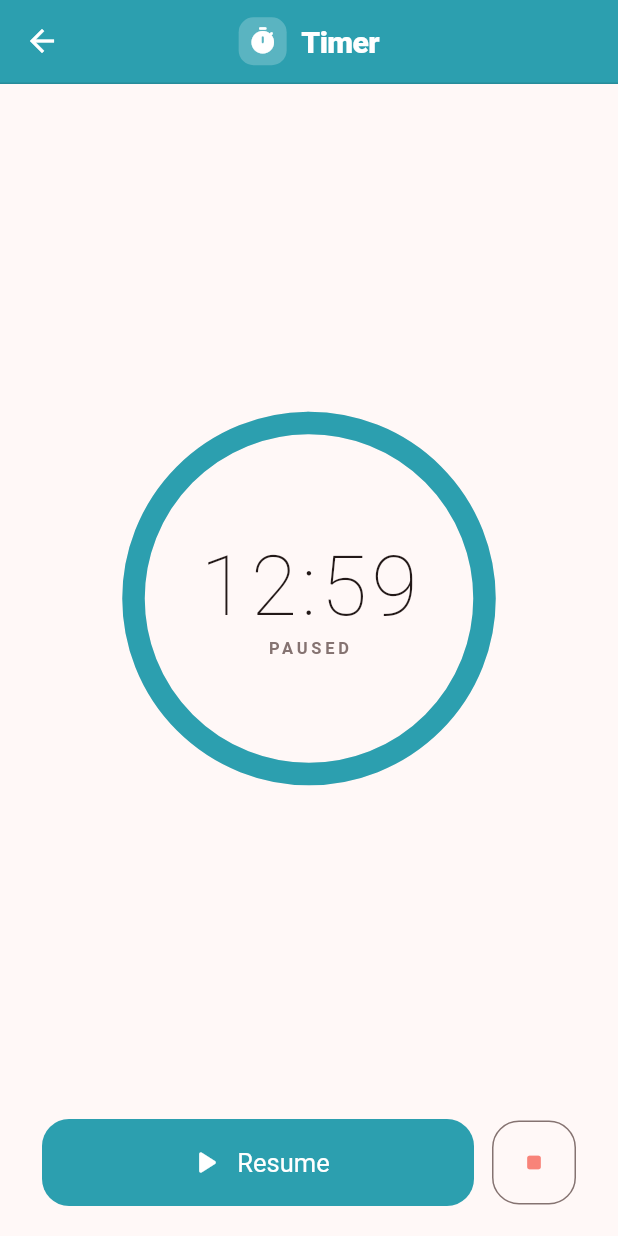
After one commit to LorenzoVonM/Boardex, a Flutter app: the TimerToolScreen screen opened directly, scrolled down 576 dp, after a tap on "Start", after a tap on "Pause", on a phone screen of 412 x 824 dp. The commit adds this screen. Run offline on Flutter 3.47's test engine with Material 3 defaults, Android fonts, the phone set to English and light mode, and no system bars; our stand-ins replace audioplayers, image_picker, sqflite, vibration, wakelock_plus; missing offline and left inert: flutter_image_gallery_saver; accounts and stored records are empty.

Commit message:
Added timer as new tool

```diff
--- a/lib/screens/player_tool_screen.dart
+++ b/lib/screens/player_tool_screen.dart
@@ -2,6 +2,7 @@ import 'package:flutter/material.dart';
 import '../utils/theme_utils.dart';
 import '../widgets/glass_app_bar.dart';
 import 'for_sell_games_screen.dart';
+import 'timer_tool_screen.dart';
 import 'turn_order_tool_screen.dart';
 
 class PlayerToolScreen extends StatelessWidget {
@@ -59,6 +60,19 @@ class PlayerToolScreen extends StatelessWidget {
                 );
               },
             ),
+            _ToolMenuSquare(
+              title: 'Timer',
+              icon: Icons.timer_rounded,
+              color: AppColors.brandTeal,
+              onTap: () {
+                Navigator.push(
+                  context,
+                  MaterialPageRoute(
+                    builder: (context) => const TimerToolScreen(),
+                  ),
+                );
+              },
+            ),
           ],
         ),
       ),
@@ -88,10 +102,7 @@ class _ToolMenuSquare extends StatelessWidget {
       shadowColor: Colors.black.withValues(alpha: 0.15),
       shape: RoundedRectangleBorder(
         borderRadius: BorderRadius.circular(20),
-        side: BorderSide(
-          color: color.withValues(alpha: 0.25),
-          width: 1,
-        ),
+        side: BorderSide(color: color.withValues(alpha: 0.25), width: 1),
       ),
       child: InkWell(
         onTap: onTap,
@@ -107,20 +118,16 @@ class _ToolMenuSquare extends StatelessWidget {
                   color: color.withValues(alpha: 0.12),
                   shape: BoxShape.circle,
                 ),
-                child: Icon(
-                  icon,
-                  size: 40,
-                  color: color,
-                ),
+                child: Icon(icon, size: 40, color: color),
               ),
               const SizedBox(height: 14),
               Text(
                 title,
                 textAlign: TextAlign.center,
                 style: Theme.of(context).textTheme.titleMedium?.copyWith(
-                      fontWeight: FontWeight.bold,
-                      color: colorScheme.onSurface,
-                    ),
+                  fontWeight: FontWeight.bold,
+                  color: colorScheme.onSurface,
+                ),
               ),
             ],
           ),
--- /dev/null
+++ b/lib/screens/timer_tool_screen.dart
@@ -0,0 +1,507 @@
+import 'dart:async';
+import 'dart:math' as math;
+
+import 'package:audioplayers/audioplayers.dart';
+import 'package:flutter/material.dart';
+import 'package:flutter/services.dart';
+import 'package:vibration/vibration.dart';
+import 'package:wakelock_plus/wakelock_plus.dart';
+
+import '../utils/theme_utils.dart';
+import '../widgets/glass_app_bar.dart';
+
+enum _TimerState { idle, running, paused, finished }
+
+class TimerToolScreen extends StatefulWidget {
+  const TimerToolScreen({super.key});
+
+  @override
+  State<TimerToolScreen> createState() => _TimerToolScreenState();
+}
+
+class _TimerToolScreenState extends State<TimerToolScreen>
+    with SingleTickerProviderStateMixin {
+  int _selectedMinutes = 3;
+  int _selectedSeconds = 0;
+  int _remainingSeconds = 0;
+  int _totalSeconds = 0;
+  _TimerState _state = _TimerState.idle;
+  Timer? _ticker;
+  final AudioPlayer _audioPlayer = AudioPlayer();
+
+  late final AnimationController _pulseAnim = AnimationController(
+    vsync: this,
+    duration: const Duration(milliseconds: 650),
+  );
+
+  final FixedExtentScrollController _minCtrl = FixedExtentScrollController(
+    initialItem: 3,
+  );
+  final FixedExtentScrollController _secCtrl = FixedExtentScrollController(
+    initialItem: 0,
+  );
+
+  @override
+  void dispose() {
+    _ticker?.cancel();
+    WakelockPlus.disable();
+    _pulseAnim.dispose();
+    _audioPlayer.dispose();
+    _minCtrl.dispose();
+    _secCtrl.dispose();
+    super.dispose();
+  }
+
+  void _start() {
+    final total = _selectedMinutes * 60 + _selectedSeconds;
+    if (total == 0) return;
+    WakelockPlus.enable();
+    setState(() {
+      _totalSeconds = total;
+      _remainingSeconds = total;
+      _state = _TimerState.running;
+    });
+    _runTicker();
+  }
+
+  void _pause() {
+    _ticker?.cancel();
+    setState(() => _state = _TimerState.paused);
+  }
+
+  void _resume() {
+    WakelockPlus.enable();
+    setState(() => _state = _TimerState.running);
+    _runTicker();
+  }
+
+  void _reset() {
+    _ticker?.cancel();
+    WakelockPlus.disable();
+    _pulseAnim
+      ..stop()
+      ..reset();
+    setState(() {
+      _remainingSeconds = 0;
+      _totalSeconds = 0;
+      _state = _TimerState.idle;
+    });
+  }
+
+  void _runTicker() {
+    _ticker?.cancel();
+    _ticker = Timer.periodic(const Duration(seconds: 1), (_) {
+      if (!mounted) return;
+      if (_remainingSeconds <= 1) {
+        _ticker?.cancel();
+        setState(() {
+          _remainingSeconds = 0;
+          _state = _TimerState.finished;
+        });
+        WakelockPlus.disable();
+        SystemSound.play(SystemSoundType.alert);
+        _audioPlayer.play(AssetSource('sounds/timer_done.wav'));
+        _pulseAnim.repeat(reverse: true);
+        _tripleVibrate();
+      } else {
+        setState(() => _remainingSeconds--);
+      }
+    });
+  }
+
+  // Three 600ms vibrations with 300ms gaps via the Vibrator API
+  Future<void> _tripleVibrate() async {
+    if (!await Vibration.hasVibrator()) return;
+    Vibration.vibrate(pattern: [0, 600, 300, 600, 300, 600]);
+  }
+
+  String get _displayTime {
+    final sec = _state == _TimerState.idle
+        ? _selectedMinutes * 60 + _selectedSeconds
+        : _remainingSeconds;
+    return '${(sec ~/ 60).toString().padLeft(2, '0')}:${(sec % 60).toString().padLeft(2, '0')}';
+  }
+
+  double get _progress {
+    if (_totalSeconds == 0 || _state == _TimerState.idle) return 1.0;
+    return _remainingSeconds / _totalSeconds;
+  }
+
+  Color get _arcColor {
+    if (_state == _TimerState.finished) return AppColors.resultLost;
+    if (_state == _TimerState.running || _state == _TimerState.paused) {
+      if (_remainingSeconds <= 10) return AppColors.resultLost;
+      if (_totalSeconds > 0 && _remainingSeconds <= _totalSeconds * 0.25) {
+        return AppColors.ratingLow;
+      }
+    }
+    return AppColors.brandTeal;
+  }
+
+  @override
+  Widget build(BuildContext context) {
+    final colorScheme = Theme.of(context).colorScheme;
+    final isIdle = _state == _TimerState.idle;
+    final isFinished = _state == _TimerState.finished;
+
+    return Scaffold(
+      extendBodyBehindAppBar: true,
+      appBar: const GlassAppBar(
+        title: 'Timer',
+        titleColor: AppColors.brandTeal,
+        titleIcon: Icons.timer_rounded,
+      ),
+      body: SafeArea(
+        top: false,
+        child: Column(
+          children: [
+            SizedBox(
+              height: MediaQuery.of(context).padding.top + kToolbarHeight + 8,
+            ),
+
+            // Arc + time display
+            Expanded(
+              child: Center(
+                child: ScaleTransition(
+                  scale: Tween<double>(begin: 1.0, end: 1.04).animate(
+                    CurvedAnimation(
+                      parent: _pulseAnim,
+                      curve: Curves.easeInOut,
+                    ),
+                  ),
+                  child: SizedBox(
+                    width: 270,
+                    height: 270,
+                    child: Stack(
+                      alignment: Alignment.center,
+                      children: [
+                        CustomPaint(
+                          size: const Size(270, 270),
+                          painter: _TimerArcPainter(
+                            progress: _progress,
+                            arcColor: _arcColor,
+                            trackColor: colorScheme.outlineVariant.withValues(
+                              alpha: 0.3,
+                            ),
+                            glowing: _state == _TimerState.running,
+                          ),
+                        ),
+                        Column(
+                          mainAxisSize: MainAxisSize.min,
+                          children: [
+                            AnimatedDefaultTextStyle(
+                              duration: const Duration(milliseconds: 200),
+                              style: TextStyle(
+                                fontSize: 56,
+                                fontWeight: FontWeight.w200,
+                                letterSpacing: 3,
+                                color: isFinished
+                                    ? AppColors.resultLost
+                                    : colorScheme.onSurface,
+                              ),
+                              child: Text(_displayTime),
+                            ),
+                            AnimatedSwitcher(
+                              duration: const Duration(milliseconds: 200),
+                              child: switch (_state) {
+                                _TimerState.paused => Text(
+                                  'PAUSED',
+                                  key: const ValueKey('paused'),
+                                  style: TextStyle(
+                                    fontSize: 11,
+                                    fontWeight: FontWeight.w700,
+                                    letterSpacing: 2.5,
+                                    color: colorScheme.outline,
+                                  ),
+                                ),
+                                _TimerState.finished => Text(
+                                  "TIME'S UP",
+                                  key: const ValueKey('done'),
+                                  style: const TextStyle(
+                                    fontSize: 12,
+                                    fontWeight: FontWeight.w800,
+                                    letterSpacing: 2.5,
+                                    color: AppColors.resultLost,
+                                  ),
+                                ),
+                                _ => const SizedBox.shrink(
+                                  key: ValueKey('empty'),
+                                ),
+                              },
+                            ),
+                          ],
+                        ),
+                      ],
+                    ),
+                  ),
+                ),
+              ),
+            ),
+
+            // Scroll-wheel time picker (idle only)
+            AnimatedSize(
+              duration: const Duration(milliseconds: 280),
+              curve: Curves.easeInOut,
+              child: isIdle
+                  ? Padding(
+                      padding: const EdgeInsets.only(bottom: 8),
+                      child: _buildPickers(context),
+                    )
+                  : const SizedBox.shrink(),
+            ),
+
+            // Action buttons
+            Padding(
+              padding: EdgeInsets.fromLTRB(
+                28,
+                12,
+                28,
+                20 + MediaQuery.of(context).viewPadding.bottom,
+              ),
+              child: _buildButtons(),
+            ),
+          ],
+        ),
+      ),
+    );
+  }
+
+  Widget _buildPickers(BuildContext context) {
+    final colorScheme = Theme.of(context).colorScheme;
+    final numStyle = TextStyle(
+      fontSize: 32,
+      fontWeight: FontWeight.w300,
+      color: colorScheme.onSurface,
+    );
+    final labelStyle = TextStyle(
+      fontSize: 11,
+      fontWeight: FontWeight.w600,
+      letterSpacing: 1.5,
+      color: colorScheme.outline,
+    );
+
+    Widget wheel({
+      required FixedExtentScrollController ctrl,
+      required int count,
+      required ValueChanged<int> onChanged,
+    }) {
+      return SizedBox(
+        height: 130,
+        width: 72,
+        child: ListWheelScrollView.useDelegate(
+          controller: ctrl,
+          itemExtent: 46,
+          physics: const FixedExtentScrollPhysics(),
+          perspective: 0.003,
+          diameterRatio: 1.5,
+          onSelectedItemChanged: onChanged,
+          childDelegate: ListWheelChildBuilderDelegate(
+            childCount: count,
+            builder: (_, i) => Center(
+              child: Text(i.toString().padLeft(2, '0'), style: numStyle),
+            ),
+          ),
+        ),
+      );
+    }
+
+    return Row(
+      mainAxisAlignment: MainAxisAlignment.center,
+      crossAxisAlignment: CrossAxisAlignment.center,
+      children: [
+        Column(
+          mainAxisSize: MainAxisSize.min,
+          children: [
+            Text('min', style: labelStyle),
+            const SizedBox(height: 4),
+            wheel(
+              ctrl: _minCtrl,
+              count: 100,
+              onChanged: (v) => setState(() => _selectedMinutes = v),
+            ),
+          ],
+        ),
+        Padding(
+          padding: const EdgeInsets.only(top: 20),
+          child: Text(
+            ' : ',
+            style: numStyle.copyWith(fontSize: 36, color: colorScheme.outline),
+          ),
+        ),
+        Column(
+          mainAxisSize: MainAxisSize.min,
+          children: [
+            Text('sec', style: labelStyle),
+            const SizedBox(height: 4),
+            wheel(
+              ctrl: _secCtrl,
+              count: 60,
+              onChanged: (v) => setState(() => _selectedSeconds = v),
+            ),
+          ],
+        ),
+      ],
+    );
+  }
+
+  Widget _buildButtons() {
+    final buttonShape = RoundedRectangleBorder(
+      borderRadius: BorderRadius.circular(18),
+    );
+    const fullWidth = Size(double.infinity, 56);
+
+    return switch (_state) {
+      _TimerState.idle => FilledButton.icon(
+        onPressed: (_selectedMinutes + _selectedSeconds) > 0 ? _start : null,
+        icon: const Icon(Icons.play_arrow_rounded, size: 26),
+        label: const Text('Start', style: TextStyle(fontSize: 17)),
+        style: FilledButton.styleFrom(
+          minimumSize: fullWidth,
+          backgroundColor: AppColors.brandTeal,
+          foregroundColor: Colors.white,
+          shape: buttonShape,
+        ),
+      ),
+      _TimerState.running => Row(
+        children: [
+          Expanded(
+            child: FilledButton.icon(
+              onPressed: _pause,
+              icon: const Icon(Icons.pause_rounded, size: 26),
+              label: const Text('Pause', style: TextStyle(fontSize: 17)),
+              style: FilledButton.styleFrom(
+                minimumSize: const Size(0, 56),
+                shape: buttonShape,
+              ),
+            ),
+          ),
+          const SizedBox(width: 12),
+          SizedBox(
+            height: 56,
+            width: 56,
+            child: OutlinedButton(
+              onPressed: _reset,
+              style: OutlinedButton.styleFrom(
+                padding: EdgeInsets.zero,
+                shape: buttonShape,
+              ),
+              child: const Icon(Icons.stop_rounded),
+            ),
+          ),
+        ],
+      ),
+      _TimerState.paused => Row(
+        children: [
+          Expanded(
+            child: FilledButton.icon(
+              onPressed: _resume,
+              icon: const Icon(Icons.play_arrow_rounded, size: 26),
+              label: const Text('Resume', style: TextStyle(fontSize: 17)),
+              style: FilledButton.styleFrom(
+                minimumSize: const Size(0, 56),
+                backgroundColor: AppColors.brandTeal,
+                foregroundColor: Colors.white,
+                shape: buttonShape,
+              ),
+            ),
+          ),
+          const SizedBox(width: 12),
+          SizedBox(
+            height: 56,
+            width: 56,
+            child: OutlinedButton(
+              onPressed: _reset,
+              style: OutlinedButton.styleFrom(
+                padding: EdgeInsets.zero,
+                shape: buttonShape,
+              ),
+              child: const Icon(Icons.stop_rounded),
+            ),
+          ),
+        ],
+      ),
+      _TimerState.finished => FilledButton.icon(
+        onPressed: _reset,
+        icon: const Icon(Icons.replay_rounded, size: 26),
+        label: const Text('Reset', style: TextStyle(fontSize: 17)),
+        style: FilledButton.styleFrom(
+          minimumSize: fullWidth,
+          backgroundColor: AppColors.resultLost,
+          foregroundColor: Colors.white,
+          shape: buttonShape,
+        ),
+      ),
+    };
+  }
+}
+
+class _TimerArcPainter extends CustomPainter {
+  final double progress;
+  final Color arcColor;
+  final Color trackColor;
+  final bool glowing;
+
+  const _TimerArcPainter({
+    required this.progress,
+    required this.arcColor,
+    required this.trackColor,
+    required this.glowing,
+  });
+
+  @override
+  void paint(Canvas canvas, Size size) {
+    final center = Offset(size.width / 2, size.height / 2);
+    final radius = size.width / 2 - 18;
+    const strokeWidth = 15.0;
+    const startAngle = -math.pi / 2;
+    final sweepAngle = 2 * math.pi * progress.clamp(0.0, 1.0);
+
+    canvas.drawCircle(
+      center,
+      radius,
+      Paint()
+        ..color = trackColor
+        ..strokeWidth = strokeWidth
+        ..style = PaintingStyle.stroke,
+    );
+
+    if (sweepAngle <= 0) return;
+
+    final rect = Rect.fromCircle(center: center, radius: radius);
+
+    // Glow behind arc when running
+    if (glowing) {
+      canvas.drawArc(
+        rect,
+        startAngle,
+        sweepAngle,
+        false,
+        Paint()
+          ..color = arcColor.withValues(alpha: 0.3)
+          ..strokeWidth = strokeWidth * 2.8
+          ..style = PaintingStyle.stroke
+          ..strokeCap = StrokeCap.round
+          ..maskFilter = const MaskFilter.blur(BlurStyle.normal, 12),
+      );
+    }
+
+    // Main arc
+    canvas.drawArc(
+      rect,
+      startAngle,
+      sweepAngle,
+      false,
+      Paint()
+        ..color = arcColor
+        ..strokeWidth = strokeWidth
+        ..style = PaintingStyle.stroke
+        ..strokeCap = StrokeCap.round,
+    );
+  }
+
+  @override
+  bool shouldRepaint(_TimerArcPainter old) =>
+      old.progress != progress ||
+      old.arcColor != arcColor ||
+      old.glowing != glowing;
+}
--- a/lib/widgets/game_card.dart
+++ b/lib/widgets/game_card.dart
@@ -98,6 +98,7 @@ class GameCard extends StatelessWidget {
                       game.name,
                       style: Theme.of(context).textTheme.titleSmall?.copyWith(
                         fontWeight: FontWeight.bold,
+                        height: 1.2,
                       ),
                       maxLines: 2,
                       overflow: TextOverflow.ellipsis,
@@ -152,7 +153,7 @@ class GameCard extends StatelessWidget {
                             ),
                           ],
                         ),
-                        const SizedBox(height: 3),
+                        const SizedBox(height: 3.1),
                         Row(
                           children: [
                             Icon(
```
Also changed, not shown: gen_beep.dart (added, +52 -0 lines), pubspec.yaml (+5 -4 lines), pubspec.lock, 8 other files.
